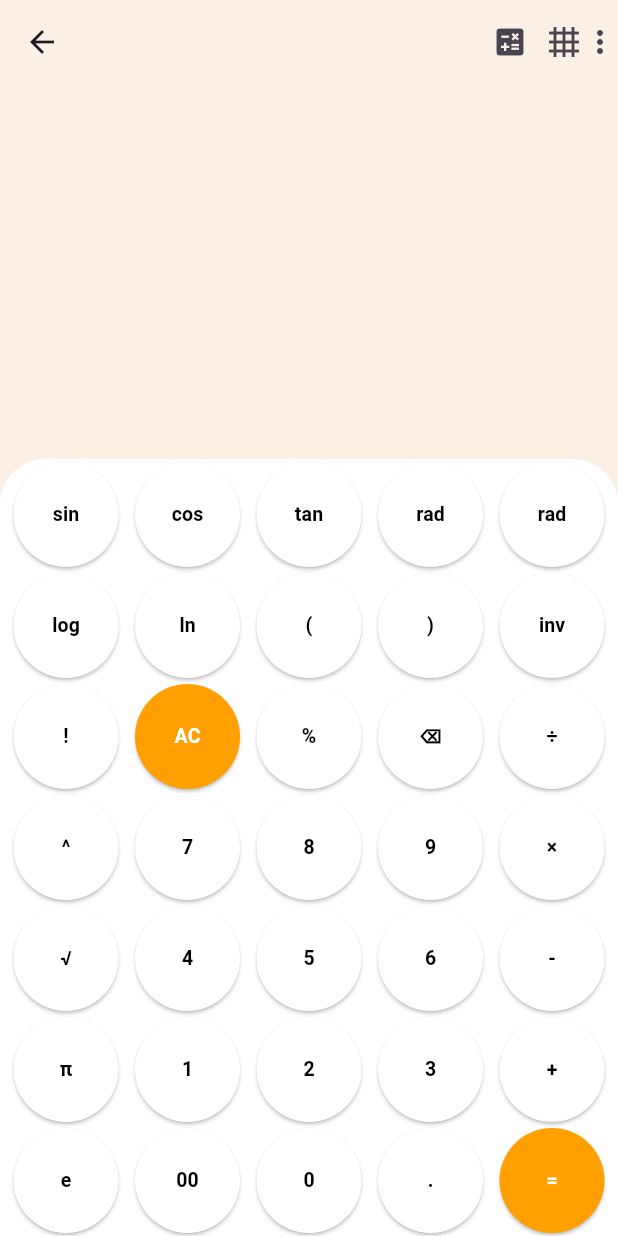
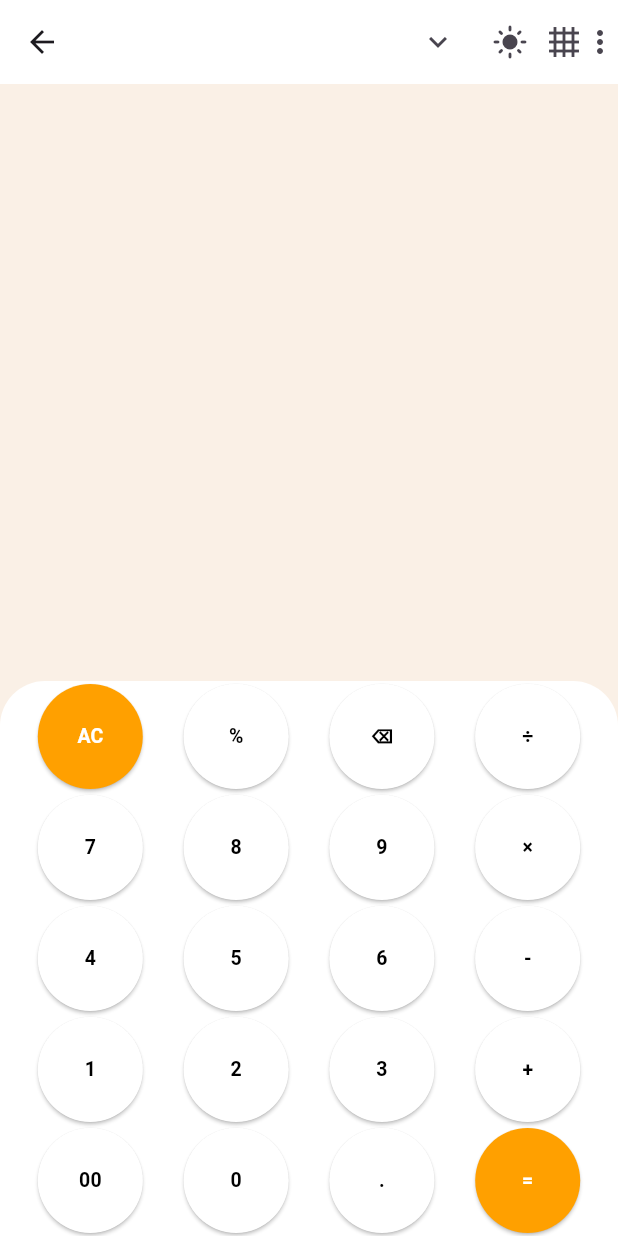
Before and after one commit to sofia883/git_calculator_repo, a Flutter app: the screen it shows after launch, on a phone screen of 412 x 824 dp. Run offline on Flutter 3.47's test engine with Material 3 defaults, Android fonts, the phone set to English and light mode, and no system bars; our stand-ins replace shared_preferences.

Commit message:
added extra buttons through toggling

```diff
--- a/lib/main_screen.dart
+++ b/lib/main_screen.dart
@@ -40,9 +40,9 @@ class _CalculatorState extends State<Calculator> {
   double _fontSize = 60.0;
   ScrollController _scrollController = ScrollController();
   String _result = "";
-  bool _showAdditionalOperations = false;
+
   bool _isRadMode = false;
-
+  bool _showExtraButtons = false;
   @override
   void initState() {
     super.initState();
@@ -68,12 +68,6 @@ class _CalculatorState extends State<Calculator> {
     });
   }
 
-  void _toggleExtraButton() {
-    setState(() {
-      _showAdditionalOperations = !_showAdditionalOperations;
-    });
-  }
-
   void _onButtonPressed(String buttonText) {
     setState(() {
       if (buttonText == "AC") {
@@ -90,9 +84,9 @@ class _CalculatorState extends State<Calculator> {
           try {
             var result = _evaluateExpression(_output);
             _result = result.toStringAsFixed(2);
-            if (_result != "Error") {
-              _showSaveSnackBar();
-            }
+            // if (_result != "Error") {
+            //   _showSaveSnackBar();
+            // }
           } catch (e) {
             _result = "Error";
           }
@@ -169,45 +163,45 @@ class _CalculatorState extends State<Calculator> {
     return expression;
   }
 
-  void _showSaveSnackBar() {
-    final snackBar = SnackBar(
-      content: Row(
-        children: [
-          Expanded(
-            child: TextField(
-              decoration: InputDecoration(
-                hintText: "Enter title",
-                border: OutlineInputBorder(),
-              ),
-              onChanged: (value) => _currentTitle = value,
-            ),
-          ),
-          TextButton(
-            child: Text("Save"),
-            onPressed: () {
-              _addToHistory();
-              ScaffoldMessenger.of(context).hideCurrentSnackBar();
-            },
-          ),
-          TextButton(
-            child: Text("Cancel"),
-            onPressed: () {
-              ScaffoldMessenger.of(context).hideCurrentSnackBar();
-            },
-          ),
-        ],
-      ),
-      duration: Duration(days: 365), // Long duration to keep it open
-      behavior: SnackBarBehavior.floating, // Make the SnackBar float
-      margin: EdgeInsets.only(
-        bottom: MediaQuery.of(context).viewInsets.bottom + 10,
-        left: 10,
-        right: 10,
-      ), // Adjust margin to appear above keyboard
-    );
+  // void _showSaveSnackBar() {
+  //   final snackBar = SnackBar(
+  //     content: Row(
+  //       children: [
+  //         Expanded(
+  //           child: TextField(
+  //             decoration: InputDecoration(
+  //               hintText: "Enter title",
+  //               border: OutlineInputBorder(),
+  //             ),
+  //             onChanged: (value) => _currentTitle = value,
+  //           ),
+  //         ),
+  //         TextButton(
+  //           child: Text("Save"),
+  //           onPressed: () {
+  //             _addToHistory();
+  //             ScaffoldMessenger.of(context).hideCurrentSnackBar();
+  //           },
+  //         ),
+  //         TextButton(
+  //           child: Text("Cancel"),
+  //           onPressed: () {
+  //             ScaffoldMessenger.of(context).hideCurrentSnackBar();
+  //           },
+  //         ),
+  //       ],
+  //     ),
+  //     duration: Duration(days: 365), // Long duration to keep it open
+  //     behavior: SnackBarBehavior.floating, // Make the SnackBar float
+  //     margin: EdgeInsets.only(
+  //       bottom: MediaQuery.of(context).viewInsets.bottom + 10,
+  //       left: 10,
+  //       right: 10,
+  //     ), // Adjust margin to appear above keyboard
+  //   );
 
-    ScaffoldMessenger.of(context).showSnackBar(snackBar);
-  }
+  //   ScaffoldMessenger.of(context).showSnackBar(snackBar);
+  // }
 
   void _showHistory() {
     showDialog(
@@ -288,11 +282,23 @@ class _CalculatorState extends State<Calculator> {
     });
   }
 
+  void _toggleTheme() {
+    setState(() {
+      _isDarkMode = !_isDarkMode;
+    });
+  }
+
   void _saveHistory() async {
     final prefs = await SharedPreferences.getInstance();
     final historyJson =
         _history.map((item) => jsonEncode(item.toJson())).toList();
     await prefs.setStringList('history', historyJson);
+  }
+
+  void _toggleExtraButtons() {
+    setState(() {
+      _showExtraButtons = !_showExtraButtons;
+    });
   }
 
   @override
@@ -302,13 +308,20 @@ class _CalculatorState extends State<Calculator> {
         leading: Icon(Icons.arrow_back),
         actions: [
           IconButton(
-            icon: Icon(Icons.calculate),
-            onPressed: _toggleExtraButton, // Toggle extra button visibility
+            icon:
+                Icon(_showExtraButtons ? Icons.expand_less : Icons.expand_more),
+            onPressed: _toggleExtraButtons,
+          ),
+          IconButton(
+            icon: Icon(_isDarkMode ? Icons.light_mode : Icons.dark_mode),
+            onPressed: () {
+              _toggleTheme();
+            },
           ),
           Icon(Icons.grid_4x4),
           Icon(Icons.more_vert),
         ],
-        backgroundColor: Color(0xFFFAF0E6),
+        backgroundColor: _isDarkMode ? Colors.white : Colors.black,
         elevation: 0,
       ),
       body: _buildCalculatorUI(context),
@@ -316,9 +329,9 @@ class _CalculatorState extends State<Calculator> {
   }
 
   Widget _buildCalculatorUI(BuildContext context) {
-    Color bgColor = Color(0xFFFAF0E6);
-    Color textColor = Colors.black;
-    Color buttonColor = Colors.white;
+    Color bgColor = _isDarkMode ? Color(0xFFFAF0E6) : Colors.black;
+    Color textColor = _isDarkMode ? Colors.black : Colors.white;
+    Color buttonColor = _isDarkMode ? Colors.white : Colors.black;
     Color orangeColor = Color(0xFFFFA000);
 
     return Container(
@@ -346,7 +359,7 @@ class _CalculatorState extends State<Calculator> {
           ),
           Container(
             decoration: BoxDecoration(
-              color: Colors.white,
+              color: _isDarkMode ? Colors.white : Colors.black,
               borderRadius: BorderRadius.vertical(top: Radius.circular(30)),
             ),
             child: Column(
@@ -362,8 +375,21 @@ class _CalculatorState extends State<Calculator> {
 
   Widget _buildButtonGrid(
       Color buttonColor, Color textColor, Color orangeColor) {
-    List<List<String>> buttonLayout = [
-      ['sin', 'cos', 'tan', 'rad', _isRadMode ? 'deg' : 'rad'],
+    List<List<String>> basicButtons = [
+      ['AC', '%', '⌫', '÷'],
+      ['7', '8', '9', '×'],
+      ['4', '5', '6', '-'],
+      ['1', '2', '3', '+'],
+      ['00', '0', '.', '='],
+    ];
+    List<List<String>> additionalButtons = [
+      [
+        'sin'
+            'cos',
+        'tan',
+        'rad',
+        _isRadMode ? 'deg' : 'rad'
+      ],
       ['log', 'ln', '(', ')', 'inv'],
       ['!', 'AC', '%', '⌫', '÷'],
       ['^', '7', '8', '9', '×'],
@@ -371,9 +397,10 @@ class _CalculatorState extends State<Calculator> {
       ['π', '1', '2', '3', '+'],
       ['e', '00', '0', '.', '='],
     ];
-
+    List<List<String>> checkIsAdditional =
+        _showExtraButtons ? additionalButtons : basicButtons;
     return Column(
-      children: buttonLayout.map((row) {
+      children: checkIsAdditional.map((row) {
         return Row(
           mainAxisAlignment: MainAxisAlignment.spaceEvenly,
           children: row.map((button) {
```
